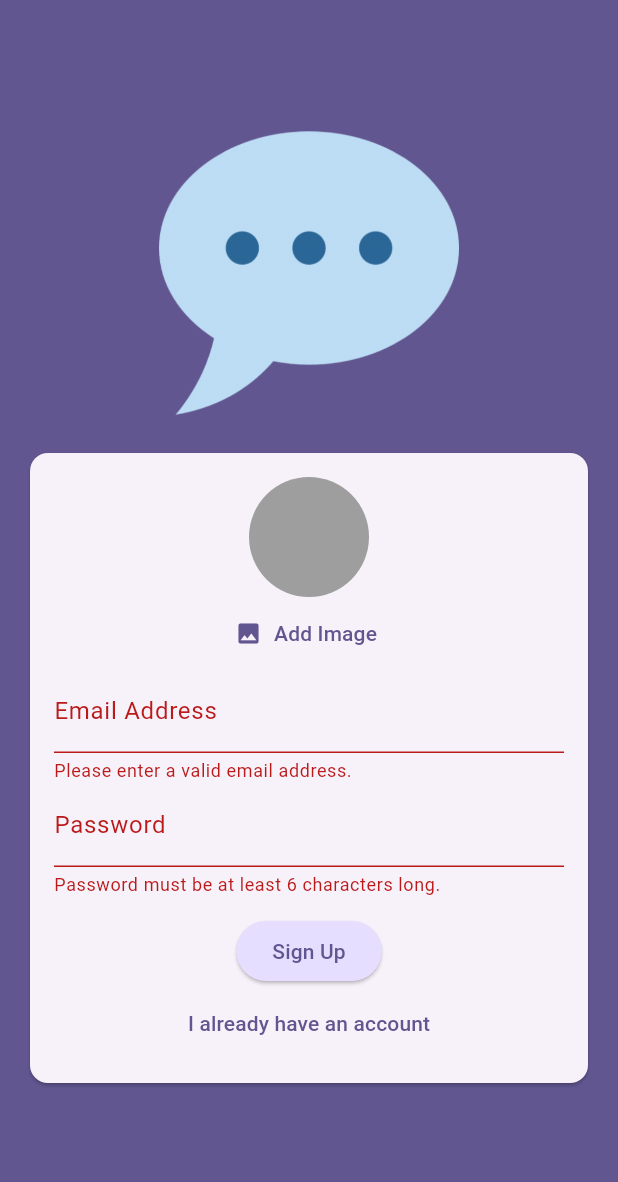
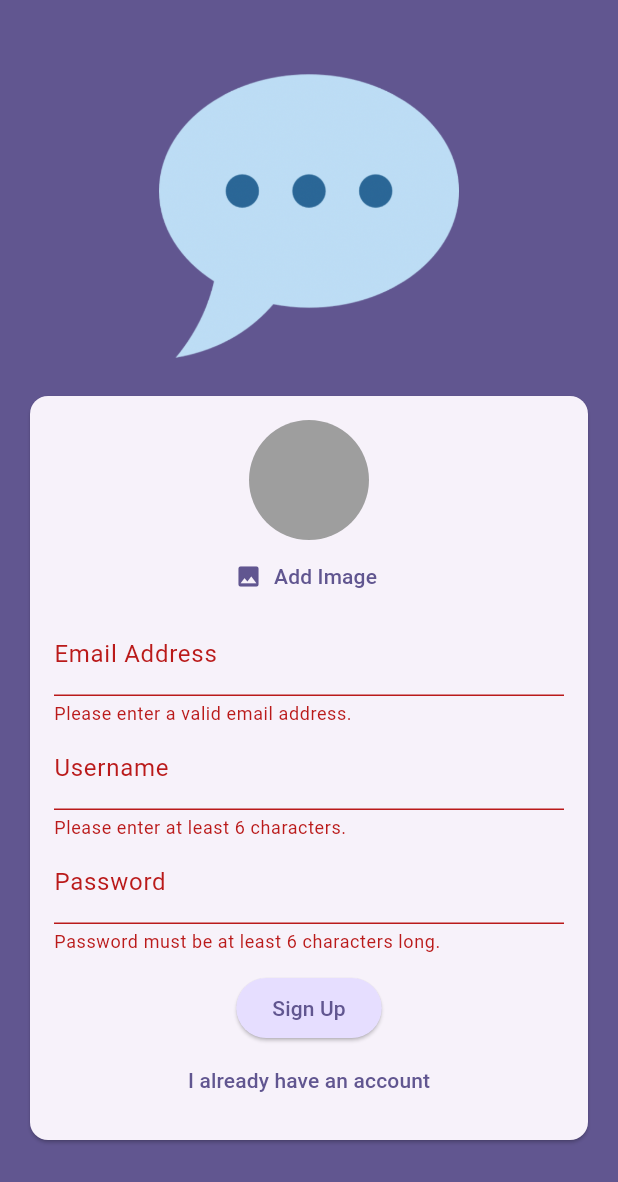
Before and after one commit to yanaMyn/flutter-chat_app, a Flutter app: the screen it shows after launch, after a tap on "Login", after a tap on "Create an account", after a tap on "Sign Up", on a phone screen of 412 x 824 dp. Shown: the top 1182 px of the screen. Run offline on Flutter 3.47's test engine with Material 3 defaults, Android fonts, the phone set to English and light mode, and no system bars; our stand-ins replace cloud_firestore, firebase_auth, firebase_core, firebase_storage, image_picker; accounts and stored records are empty.

Commit message:
add form username

```diff
--- a/lib/screens/auth.dart
+++ b/lib/screens/auth.dart
@@ -22,6 +22,7 @@ class _AuthScreenState extends State<AuthScreen> {
   var _isAuthenticating = false;
   var _isLogin = true;
   var _emailEntered = '';
+  var _usernameEntered = '';
   var _passwordEntered = '';
   File? _selectedImage;
 
@@ -51,13 +52,13 @@ class _AuthScreenState extends State<AuthScreen> {
             .child('user_images')
             .child('${userCredentials.user!.uid}.jpg');
         await storageRef.putFile(_selectedImage!);
-        final imageUrl = storageRef.getDownloadURL();
+        final imageUrl = await storageRef.getDownloadURL();
 
         await FirebaseFirestore.instance
             .collection('users')
             .doc(userCredentials.user!.uid)
             .set({
-          'username': "to be done..",
+          'username': _usernameEntered,
           'email': _emailEntered,
           'imageUrl': imageUrl,
         });
@@ -126,6 +127,24 @@ class _AuthScreenState extends State<AuthScreen> {
                             _emailEntered = newValue!;
                           },
                         ),
+                        if (!_isLogin)
+                          TextFormField(
+                            decoration:
+                                const InputDecoration(labelText: "Username"),
+                            enableSuggestions: false,
+                            validator: (value) {
+                              if (value == null ||
+                                  value.isEmpty ||
+                                  value.length < 4) {
+                                return "Please enter at least 6 characters.";
+                              }
+
+                              return null;
+                            },
+                            onSaved: (newValue) {
+                              _usernameEntered = newValue!;
+                            },
+                          ),
                         TextFormField(
                           decoration: const InputDecoration(
                             labelText: "Password",
```
